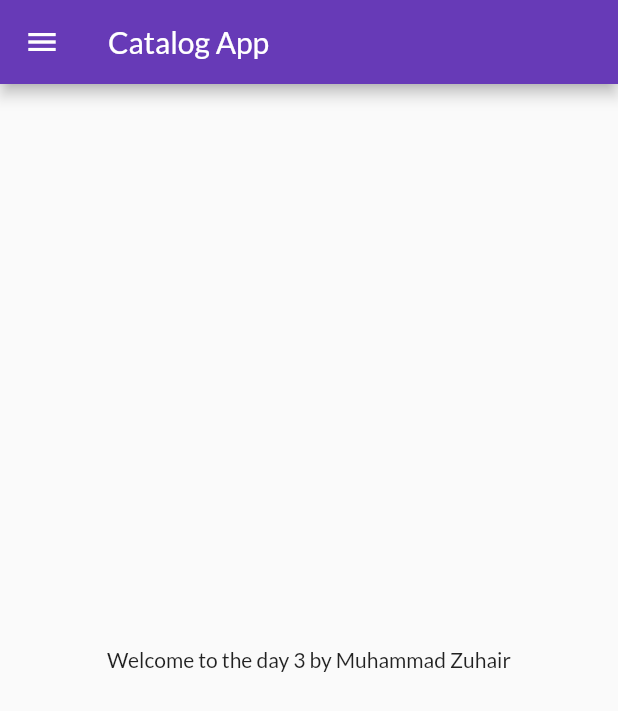
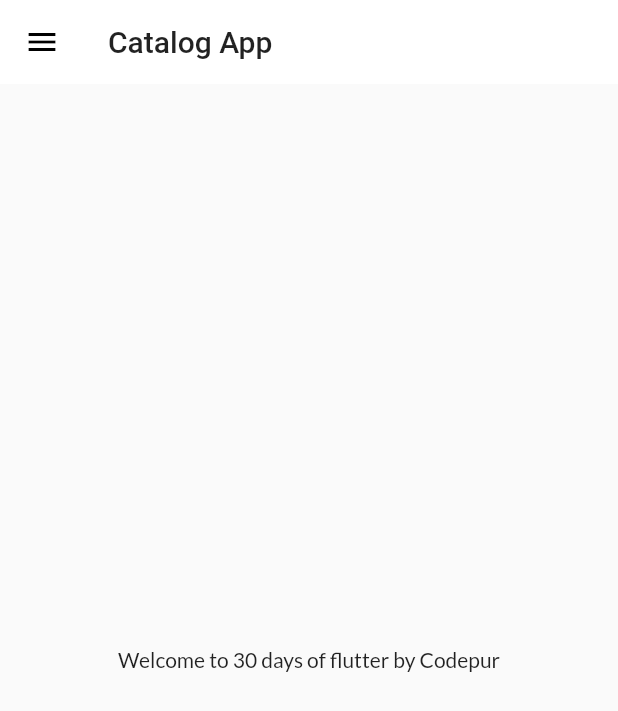
Before and after one commit to NoobDeveloper412/Catalog-App, a Flutter app: the screen it shows after launch, on a phone screen of 412 x 824 dp. Shown: the top 711 px of the screen. Run offline on Flutter 3.47's test engine with Material 2 defaults, Android fonts, the phone set to English and light mode, and no system bars; our stand-ins replace google_fonts.

Commit message:
Created the themes for the application. i.e: Dark and Light Theme.

```diff
--- a/lib/main.dart
+++ b/lib/main.dart
@@ -1,10 +1,10 @@
 import 'package:catalog_app/screens/HomePage.dart';
 import 'package:catalog_app/screens/LoginPage.dart';
 import 'package:catalog_app/utils/routes.dart';
+import 'package:catalog_app/widgets/themes.dart';
 import 'package:flutter/material.dart';
 import 'package:google_fonts/google_fonts.dart';
 // import 'package:flutter_catalog/screens/login_page.dart';
-
 
 void main() {
   runApp(MyApp());
@@ -15,22 +15,16 @@ class MyApp extends StatelessWidget {
 
   @override
   Widget build(BuildContext context) {
-    // BuildContext and Context are used because as we know that the flutter language works on a tree design, these works as a data locator
     return MaterialApp(
       themeMode: ThemeMode.light,
+      theme: DefaultTheme.lightTheme(context),
+      darkTheme: DefaultTheme.darkTheme(context),
       debugShowCheckedModeBanner: false,
-      theme: ThemeData(
-        primarySwatch: Colors.deepPurple,
-        fontFamily: GoogleFonts.lato().fontFamily,
-      ),
-      darkTheme: ThemeData(
-        brightness: Brightness.dark,
-        // primaryTextTheme: GoogleFonts.latoTextTheme()
-      ),
-      initialRoute: '/home',
-      routes:{
-       DefaultRoutes.homeRoute:(context) =>  HomePage(),
-        DefaultRoutes.loginRoute:(context) =>  LoginPage(),
+      initialRoute: DefaultRoutes.homeRoute,
+      routes: {
+        "/": (context) => LoginPage(),
+        DefaultRoutes.homeRoute: (context) => HomePage(),
+        DefaultRoutes.loginRoute: (context) => LoginPage()
       },
     );
   }
--- a/lib/screens/HomePage.dart
+++ b/lib/screens/HomePage.dart
@@ -2,23 +2,20 @@ import 'package:catalog_app/widgets/drawer.dart';
 import 'package:flutter/material.dart';
 
 class HomePage extends StatelessWidget {
-  final int days = 3;
-  final String name = 'Muhammad Zuhair';
-
-  const HomePage({Key? key}) : super(key: key);
-
+  final int days = 30;
+  final String name = "Codepur";
   @override
   Widget build(BuildContext context) {
     return Scaffold(
       appBar: AppBar(
-        title: const Text('Catalog App'),
+        title: Text("Catalog App"),
       ),
       body: Center(
         child: Container(
-          child: Text("Welcome to the day ${days} by ${name}"),
+          child: Text("Welcome to $days days of flutter by $name"),
         ),
       ),
-      drawer: MainDrawer(),
+      drawer: Drawer(),
     );
   }
 }
--- /dev/null
+++ b/lib/widgets/themes.dart
@@ -0,0 +1,24 @@
+import 'package:flutter/material.dart';
+import 'package:google_fonts/google_fonts.dart';
+
+class DefaultTheme {
+  static ThemeData  lightTheme(BuildContext context) =>
+      ThemeData(
+
+          primarySwatch: Colors.deepPurple,
+          fontFamily: GoogleFonts
+              .lato()
+              .fontFamily,
+          appBarTheme: AppBarTheme(
+              color: Colors.white,
+              elevation: 0,
+              iconTheme: const IconThemeData(color: Colors.black),
+              textTheme: Theme
+                  .of(context)
+                  .textTheme));
+
+  static ThemeData darkTheme(BuildContext context) =>
+      ThemeData(
+        brightness: Brightness.dark,
+      );
+}
```
